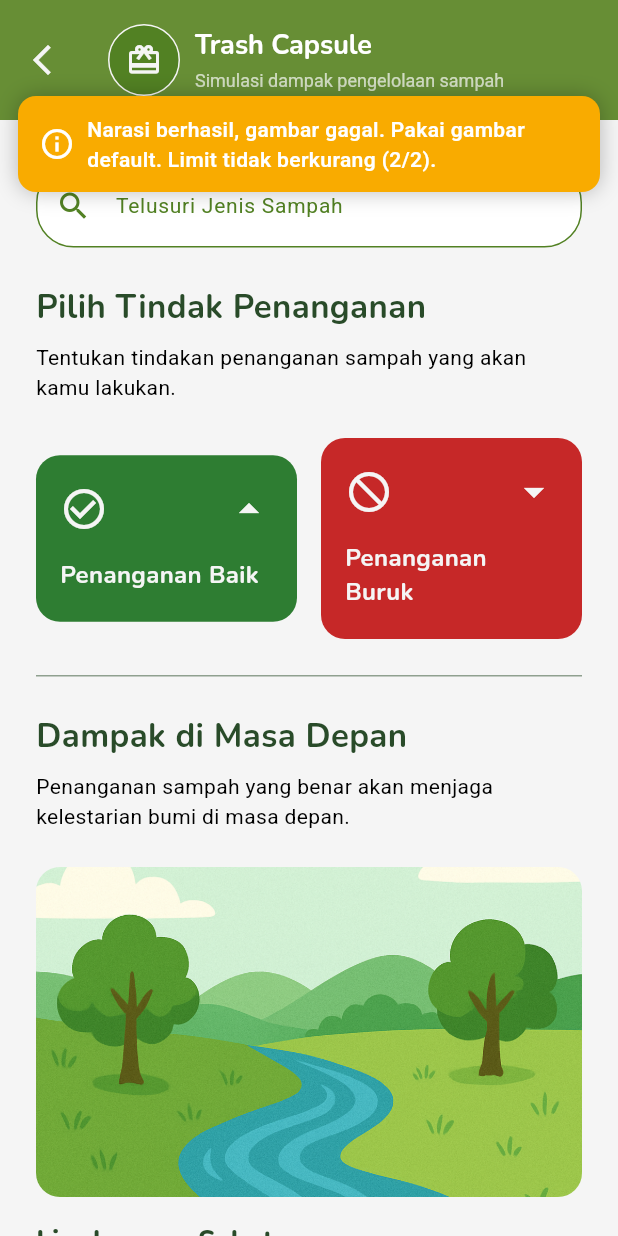
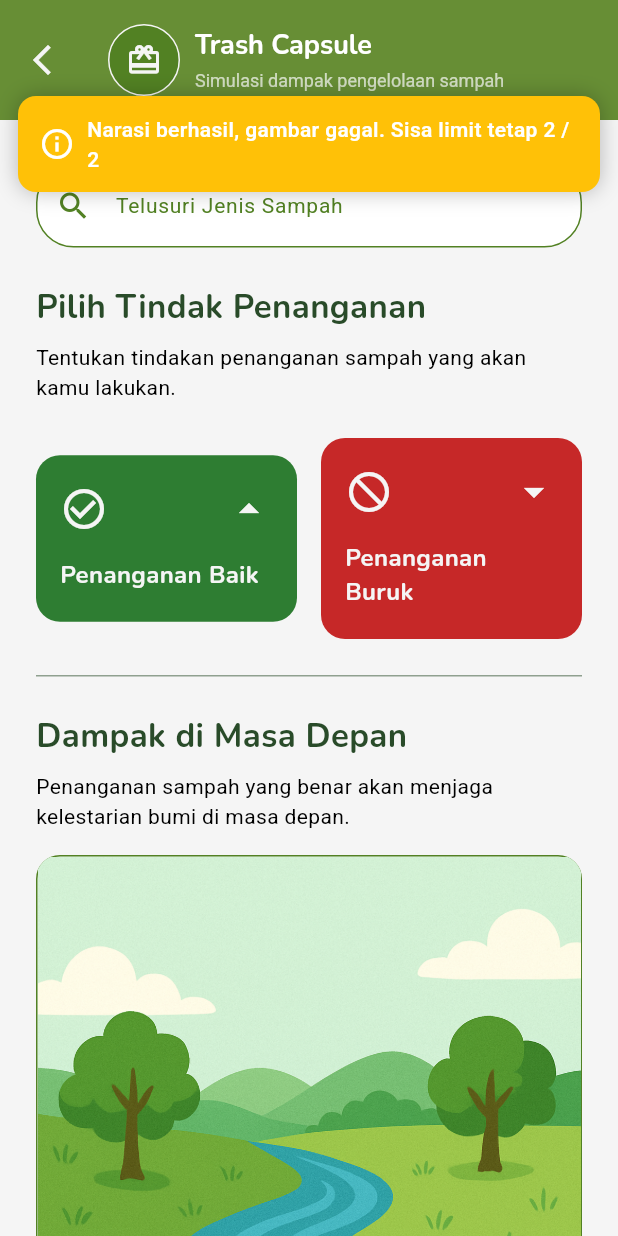
Before and after one commit to Monikahung/Trashvisor, a Flutter app: the TrueTrashCapsule screen opened directly with empty values, on a phone screen of 412 x 824 dp. Run offline on Flutter 3.47's test engine with Material 3 defaults, Android fonts, the phone set to English and light mode, and no system bars; our stand-ins replace camera, dio, flutter_dotenv, flutter_markdown, geolocator, google_maps_flutter and 3 more; missing offline and left inert: flutter_polyline_points; accounts and stored records are empty.

Commit message:
Update All of this shit, capsule_cache, capsule_service, capsule.dart, false_capsule, and true_capsule.dart

```diff
--- /dev/null
+++ b/lib/pages/trashcapsule/capsule_cache.dart
@@ -0,0 +1,36 @@
+/// ===================================================================
+/// CapsuleCache — cache ringan di memori aplikasi
+/// -------------------------------------------------------------------
+/// - Kunci: "<wasteLower>|<scenarioDb>" (contoh: "sampah plastik|BAIK").
+/// - Tujuan: mencegah panggilan ulang Edge Function saat user bolak-balik
+///   Baik <-> Buruk selama teks pencarian belum berubah.
+/// - Clear cache saat user mengubah isi search (lihat onChanged di UI).
+/// ===================================================================
+import 'capsule_models.dart';
+
+class CapsuleCache {
+  CapsuleCache._();
+  static final CapsuleCache instance = CapsuleCache._();
+
+  final Map<String, CapsuleResult> _mem = <String, CapsuleResult>{};
+
+  String _key(String waste, String scenarioDb) =>
+      '${waste.trim().toLowerCase()}|$scenarioDb';
+
+  CapsuleResult? get(String waste, String scenarioDb) {
+    return _mem[_key(waste, scenarioDb)];
+  }
+
+  void set(String waste, String scenarioDb, CapsuleResult result) {
+    _mem[_key(waste, scenarioDb)] = result;
+  }
+
+  // Bersihkan semua (dipanggil ketika user mengubah teks search).
+  void clear() => _mem.clear();
+
+  // Opsional: bersihkan cache untuk satu waste (jika perlu di masa depan).
+  void invalidateWaste(String waste) {
+    final k = waste.trim().toLowerCase();
+    _mem.removeWhere((key, _) => key.startsWith('$k|'));
+  }
+}
--- a/lib/pages/trashcapsule/capsule_service.dart
+++ b/lib/pages/trashcapsule/capsule_service.dart
@@ -1,90 +1,46 @@
+/// ===================================================================
+/// CapsuleService — IO ke Supabase Edge Function + Logging + Limit
+/// -------------------------------------------------------------------
+/// Perubahan penting:
+/// 1) AKTIFKAN CACHE: hasil generate disimpan di CapsuleCache,
+///    sehingga bolak-balik Baik/Buruk untuk waste yang sama
+///    TIDAK memicu request & log ulang.
+/// 2) DEDUP IN-FLIGHT: jika tombol ditekan berkali-kali sebelum respons
+///    datang, hanya 1 request yang benar-benar berjalan.
+/// 3) FALLBACK: hanya item[0] yang punya fallbackAsset untuk dipakai
+///    sebagai HEADER image; 3 kartu narasi di UI tidak pakai gambar.
+/// 4) LIMIT: tetap dihitung per distinct waste_type dengan success=true
+///    pada hari JKT (success=true = text && image berhasil).
+/// ===================================================================
 import 'dart:convert';
 import 'package:supabase_flutter/supabase_flutter.dart';
 import 'capsule_models.dart';
+import 'capsule_cache.dart';
 
-/// Ubah ke `null` jika ingin mematikan limit di sisi klien.
-/// Jika tidak null, dipakai untuk menampilkan "sisa limit" di toast.
-/// ------------------------------------------------------------------
-/// NOTE:
-/// - Yang dihitung: JENIS SAMPAH unik yang BERHASIL (success=true)
-///   pada hari ini (zona waktu Jakarta).
-/// - Dengan desain baru, `success=true` hanya jika
-///   textSuccess && imageSuccess (keduanya OK) sehingga
-///   **narasi saja tidak mengurangi limit**.
-/// ------------------------------------------------------------------
+/// Batas harian (hitung distinct waste_type dengan success=true pada hari JKT).
 const int kDailyLimit = 2;
 
-/// (Tetap) default, bila kamu nanti pakai generator gambar OpenAI.
-/// Untuk Gemini text-only saat ini tidak dipakai, tapi biarkan ada.
+/// Default image size (dipakai kalau nanti kamu aktifkan image generator).
 const String kDefaultImageSize = '1024x1024';
 
 class CapsuleService {
   final _client = Supabase.instance.client;
 
-  /// Hitung berapa JENIS SAMPAH unik yang sukses dibuat hari ini (zona WIB).
-  /// ----------------------------------------------------------------------
-  /// Prefer kolom `created_on_jkt` (stored, timezone Asia/Jakarta).
-  /// Jika di DB-mu kolom itu belum ada, fallback ke `created_at` UTC (approx).
-  Future<int> countDistinctSuccessToday() async {
-    final user = _client.auth.currentUser;
-    if (user == null) return 0;
+  /// Dedup: menyimpan request yang sedang berjalan per key "<waste>|<scenario>"
+  /// agar jika user menekan tombol berkali-kali, hanya 1 panggilan yang jalan.
+  final Map<String, Future<CapsuleResult>> _inflight =
+      <String, Future<CapsuleResult>>{};
 
-    try {
-      final rows = await _client
-          .from('simulation_logs')
-          .select('waste_type')
-          .eq('user_id', user.id)
-          .eq('success', true)
-          .eq('created_on_jkt', _todayJakarta())
-          .limit(1000);
-      final set = <String>{};
-      for (final r in rows as List) {
-        final wt = (r['waste_type'] as String?)?.trim();
-        if (wt != null && wt.isNotEmpty) set.add(wt.toLowerCase());
-      }
-      return set.length;
-    } catch (_) {
-      // Fallback: pakai created_at hari UTC (approx)
-      final nowUtc = DateTime.now().toUtc();
-      final start =
-          DateTime.utc(nowUtc.year, nowUtc.month, nowUtc.day).toIso8601String();
-      final rows = await _client
-          .from('simulation_logs')
-          .select('waste_type')
-          .gte('created_at', start)
-          .eq('user_id', user.id)
-          .eq('success', true);
-      final set = <String>{};
-      for (final r in rows as List) {
-        final wt = (r['waste_type'] as String?)?.trim();
-        if (wt != null && wt.isNotEmpty) set.add(wt.toLowerCase());
-      }
-      return set.length;
-    }
-  }
-
-  /// Sisa limit hari ini (hanya hitung yang benar-benar success=true).
-  Future<int?> remainingLimit() async {
-    final used = await countDistinctSuccessToday();
-    return (kDailyLimit - used).clamp(0, kDailyLimit);
-  }
-
-  /// Panggil Edge Function. Jika gagal total → fallback asset lokal.
-  /// ----------------------------------------------------------------------
-  /// Alur:
-  /// 1) Validasi input kosong → langsung fallback lokal (guard).
-  /// 2) Invoke edge function 'capsule-generate'.
-  /// 3) Parse hasil:
-  ///    - Jika ITEMS ADA (narasi berhasil) → gunakan items tsb,
-  ///      walaupun success=false (gambar gagal). Limit tidak berkurang.
-  ///    - Jika ITEMS KOSONG → pakai fallback lokal.
-  /// 4) Catat log ke tabel `simulation_logs` (best-effort).
+  // -------------------------
+  // === PUBLIC: GENERATE  ===
+  // -------------------------
   Future<CapsuleResult> generate({
     required String wasteType,
     required CapsuleScenario scenario,
   }) async {
     final wt = wasteType.trim();
     if (wt.isEmpty) {
+      // Guard kosong → langsung fallback lokal (tidak log ke DB).
       return CapsuleResult(
         items: _fallbackItems(wt, scenario),
         seed: 'local-empty',
@@ -93,49 +49,71 @@ class CapsuleService {
       );
     }
 
+    final key = _key(wt, scenario);
+
+    // 1) Cek cache memori: jika ada → langsung pakai (NO log, NO request).
+    final cached = CapsuleCache.instance.get(wt, scenario.db);
+    if (cached != null) return cached;
+
+    // 2) Cek in-flight: kalau sudah ada request yang sama → tunggu hasilnya.
+    final inflight = _inflight[key];
+    if (inflight != null) return await inflight;
+
+    // 3) Tidak ada cache & tidak ada in-flight → lakukan panggilan (sekali).
+    final future = _doGenerate(wt, scenario);
+    _inflight[key] = future;
+
     try {
-      int? remaining;
-      remaining = await remainingLimit();
+      final result = await future;
+      // Simpan ke cache supaya bolak-balik Baik/Buruk (untuk waste yang sama)
+      // tidak memicu request/log ulang selama user belum mengganti search.
+      CapsuleCache.instance.set(wt, scenario.db, result);
+      return result;
+    } finally {
+      _inflight.remove(key);
+    }
+  }
+
+  // -------------------------
+  // === PRIVATE: CORE IO  ===
+  // -------------------------
+  /// Panggil Edge Function + fallback + logging (dipanggil sekali per kombinasi).
+  Future<CapsuleResult> _doGenerate(String wt, CapsuleScenario scenario) async {
+    try {
+      // Hitung sisa limit hanya untuk informasi di toast (tidak memblokir).
+      final remaining = await remainingLimit();
 
       final res = await _client.functions.invoke(
         'capsule-generate',
         body: {
           'waste_type': wt,
           'scenario': scenario.wire, // 'good' | 'bad'
-          // 'image_size': kDefaultImageSize, // tidak dipakai Gemini text
           if (remaining != null) 'client_remaining': remaining,
+          // 'image_size': kDefaultImageSize, // aktifkan kalau generator gambar dipakai
         },
       );
 
-      // Edge Function balikin JSON
+      // Edge Function mengembalikan JSON: parse aman.
       final data = res.data;
-      final map = (data is Map<String, dynamic>)
-          ? data
-          : json.decode(data as String);
-
+      final map = (data is Map<String, dynamic>) ? data : json.decode(data as String);
       final parsed = CapsuleResult.fromJson(map);
 
-      // 🔴 Perubahan penting:
-      // - Jika server mengembalikan items (narasi berhasil), pakai items tsb
-      //   meskipun success=false (gambar gagal). Dengan begitu UI tetap
-      //   menampilkan narasi hasil AI, dan limit tidak berkurang
-      //   karena success=false.
-      // - Jika items kosong → fallback lokal.
-      final bool hasText = parsed.items.isNotEmpty;
+      // Jika text berhasil (items non-empty) → pakai hasil server walau success=false.
+      // Jika items kosong → pakai fallback lokal.
+      final hasText = parsed.items.isNotEmpty;
       final result = hasText
           ? parsed
           : CapsuleResult(
               items: _fallbackItems(wt, scenario),
               seed: parsed.seed.isNotEmpty ? parsed.seed : 'edge-empty',
               success: false,
-              errorMessage:
-                  parsed.errorMessage ?? 'edge returned empty/failed',
+              errorMessage: parsed.errorMessage ?? 'edge returned empty/failed',
             );
 
-      await _safeLogSimulation(wt, scenario, result);
+      await _safeLogSimulation(wt, scenario, result); // log SEKALI di sini
       return result;
     } catch (e) {
-      // Jika call function melempar exception → fallback lokal
+      // Exception jaringan/edge → fallback lokal + log.
       final items = _fallbackItems(wt, scenario);
       final result = CapsuleResult(
         items: items,
@@ -148,7 +126,56 @@ class CapsuleService {
     }
   }
 
-  // ============ Helpers ============
+  String _key(String wasteType, CapsuleScenario scenario) =>
+      '${wasteType.trim().toLowerCase()}|${scenario.db}';
+
+  // -------------------------
+  // === LIMIT & LOGGING   ===
+  // -------------------------
+  Future<int> countDistinctSuccessToday() async {
+    final user = _client.auth.currentUser;
+    if (user == null) return 0;
+
+    try {
+      final rows = await _client
+          .from('simulation_logs')
+          .select('waste_type')
+          .eq('user_id', user.id)
+          .eq('success', true) // ⚠️ success=true artinya: text && image OK
+          .eq('created_on_jkt', _todayJakarta())
+          .limit(1000);
+
+      final set = <String>{};
+      for (final r in rows as List) {
+        final wt = (r['waste_type'] as String?)?.trim();
+        if (wt != null && wt.isNotEmpty) set.add(wt.toLowerCase());
+      }
+      return set.length;
+    } catch (_) {
+      // Fallback approx (UTC)
+      final nowUtc = DateTime.now().toUtc();
+      final start =
+          DateTime.utc(nowUtc.year, nowUtc.month, nowUtc.day).toIso8601String();
+      final rows = await _client
+          .from('simulation_logs')
+          .select('waste_type')
+          .gte('created_at', start)
+          .eq('user_id', user.id)
+          .eq('success', true);
+
+      final set = <String>{};
+      for (final r in rows as List) {
+        final wt = (r['waste_type'] as String?)?.trim();
+        if (wt != null && wt.isNotEmpty) set.add(wt.toLowerCase());
+      }
+      return set.length;
+    }
+  }
+
+  Future<int?> remainingLimit() async {
+    final used = await countDistinctSuccessToday();
+    return (kDailyLimit - used).clamp(0, kDailyLimit);
+  }
 
   Future<void> _safeLogSimulation(
     String wasteType,
@@ -162,40 +189,41 @@ class CapsuleService {
     }
   }
 
-  /// Insert log ke tabel `simulation_logs`.
-  /// Kolom yang dicatat:
-  /// - user_id, waste_type, scenario ('BAIK'/'BURUK')
-  /// - image_urls (imageUrl atau fallbackAsset), texts (title+desc)
-  /// - seed, success, error_message
   Future<void> _logSimulation(
-      String wasteType, CapsuleScenario scenario, CapsuleResult result) async {
+    String wasteType,
+    CapsuleScenario scenario,
+    CapsuleResult result,
+  ) async {
     final user = _client.auth.currentUser;
     if (user == null) return;
 
-    final imageUrls = result.items
-        .map((e) => e.imageUrl ?? e.fallbackAsset ?? '')
-        .toList();
+    final imageUrls =
+        result.items.map((e) => e.imageUrl ?? e.fallbackAsset ?? '').toList();
     final texts =
         result.items.map((e) => '${e.title}: ${e.description}').toList();
 
     await _client.from('simulation_logs').insert({
       'user_id': user.id,
       'waste_type': wasteType,
-      'scenario': scenario.db,
+      'scenario': scenario.db, // 'BAIK' | 'BURUK'
       'image_urls': imageUrls,
       'texts': texts,
       'seed': result.seed,
-      'success': result.success,
+      'success': result.success, // true kalau text && image sukses
       if (result.errorMessage != null) 'error_message': result.errorMessage,
     });
   }
 
-  /// Paket fallback 3 judul (pakai aset lokal) — aman dipakai saat gagal.
+  // -------------------------
+  // === FALLBACK NARASI   ===
+  // -------------------------
   List<CapsuleItem> _fallbackItems(String wasteType, CapsuleScenario scenario) {
     final w = wasteType.isEmpty ? 'sampah' : wasteType.toLowerCase();
     final good = scenario == CapsuleScenario.good;
-    final prefix =
-        good ? 'assets/images/true_capsule' : 'assets/images/false_capsule';
+
+    // Hanya header (item[0]) yang punya fallbackAsset → dipakai SquareHeaderImage
+    final header =
+        good ? 'assets/images/true_capsule.png' : 'assets/images/false_capsule.png';
 
     if (good) {
       return [
@@ -203,19 +231,16 @@ class CapsuleService {
           title: 'Lingkungan Sehat',
           description:
               'Pengelolaan $w yang benar menjaga sungai, laut, dan tanah tetap bersih.',
-          fallbackAsset: '$prefix.png',
+          fallbackAsset: header,
         ),
         CapsuleItem(
           title: 'Udara Bersih',
-          description:
-              'Polusi berkurang karena $w tidak dibakar sembarangan.',
-          fallbackAsset: '${prefix}_2.png',
+          description: 'Polusi berkurang karena $w tidak dibakar sembarangan.',
         ),
         CapsuleItem(
           title: 'Sumber Terjaga',
           description:
               'Pemilahan & daur ulang $w membantu melestarikan sumber daya alam.',
-          fallbackAsset: '${prefix}_3.png',
         ),
       ];
     } else {
@@ -223,18 +248,16 @@ class CapsuleService {
         CapsuleItem(
           title: 'Lingkungan Rusak',
           description: '$w yang tercecer mencemari sungai, laut, dan tanah.',
-          fallbackAsset: '$prefix.png',
+          fallbackAsset: header,
         ),
         CapsuleItem(
           title: 'Udara Tercemar',
           description: 'Pembakaran $w menghasilkan asap berbahaya.',
-          fallbackAsset: '${prefix}_2.png',
         ),
         CapsuleItem(
           title: 'Sumber Habis',
           description:
               'Produksi $w baru tanpa daur ulang menguras sumber daya alam.',
-          fallbackAsset: '${prefix}_3.png',
         ),
       ];
     }
--- a/lib/pages/trashcapsule/true_capsule.dart
+++ b/lib/pages/trashcapsule/true_capsule.dart
@@ -7,6 +7,7 @@ import 'package:camera/camera.dart';
 
 import 'capsule_models.dart';
 import 'capsule_service.dart';
+import 'capsule_cache.dart'; // 🔹 clear cache saat search berubah
 
 class TrueTrashCapsule extends StatefulWidget {
   final List<CameraDescription> cameras;
@@ -39,108 +40,114 @@ class _TrueTrashCapsuleState extends State<TrueTrashCapsule> {
       _loading = false;
     });
 
-    // ===== Notifikasi kaya (3 cabang) =====
-    final textOk = res.textSuccess ?? (res.items.isNotEmpty);
-    final imgOk  = res.imageSuccess ?? false;
+    // ========= TOAST: info keberhasilan =========
+    final List<CapsuleItem> items = _result?.items ?? const <CapsuleItem>[];
+    final bool hasImage =
+        items.any((e) => (e.imageUrl != null && e.imageUrl!.isNotEmpty));
 
-    if (textOk && imgOk) {
     final remain = await _service.remainingLimit();
     if (!mounted) return;
+
+    if (hasImage) {
       showTopToast(
         context,
-        message: 'Gambar & narasi berhasil. Sisa limit ${remain ?? '-'}${kDailyLimit != null ? '/$kDailyLimit' : ''}',
-        backgroundColor: const Color(0xFF34A853), // hijau
+        message:
+            'Berhasil! Gambar + narasi dibuat. Sisa limit ${remain ?? '-'} / $kDailyLimit',
+        backgroundColor: const Color(0xFF34A853),
         icon: Icons.check_circle_outline,
         extraTop: 52,
       );
-    } else if (textOk && !imgOk) {
-      final remain = await _service.remainingLimit();
-      if (!mounted) return;
+    } else if (items.isNotEmpty) {
       showTopToast(
         context,
-        message: 'Narasi berhasil, gambar gagal. Pakai gambar default. Limit tidak berkurang (${remain ?? '-'}${kDailyLimit != null ? '/$kDailyLimit' : ''}).',
-        backgroundColor: const Color(0xFFF9AB00), // kuning
+        message:
+            'Narasi berhasil, gambar gagal. Sisa limit tetap ${remain ?? '-'} / $kDailyLimit',
+        backgroundColor: const Color(0xFFFFC107),
         icon: Icons.info_outline,
         extraTop: 52,
       );
     } else {
       showTopToast(
         context,
-        message: 'Narasi gagal; menampilkan konten default. Limit tidak berkurang.',
-        backgroundColor: const Color(0xFFEA4335), // merah
+        message: 'Gagal membuat konten. Dipakai fallback.',
+        backgroundColor: const Color(0xFFEA4335),
         icon: Icons.error_outline,
         extraTop: 52,
       );
     }
   }
 
-  /// Bagian visual: 1 gambar besar (dari item pertama) + daftar 3 judul & narasi
-  Widget _storySection({
-    required List<CapsuleItem> items,
-    required String fallbackAsset,
-  }) {
-    final first = items.isNotEmpty ? items.first : null;
-    final url = first?.imageUrl;
-    final hasUrl = url != null && url.isNotEmpty;
+/// ===============================
+/// HEADER: 1 gambar 1:1
+/// - Jika imageUrl ada -> pakai SquareHeaderImage (contain, no crop)
+/// - Jika fallback asset -> pakai BoxFit.cover (biar penuh, nggak aneh)
+/// ===============================
+Widget _headerImage() {
+  final String? url =
+      (_result?.items.isNotEmpty ?? false) ? _result!.items.first.imageUrl : null;
 
+  if (url != null && url.isNotEmpty) {
+    return SquareHeaderImage(
+      imageUrl: url,
+      fallbackAsset: 'assets/images/true_capsule.png',
+    );
+  }
+
+  // Fallback (default) -> full fit (cover)
   return Padding(
     padding: const EdgeInsets.symmetric(horizontal: 24.0),
-      child: Column(
-        crossAxisAlignment: CrossAxisAlignment.start,
-        children: [
-          // Gambar representatif (1 buah)
-          ClipRRect(
+    child: AspectRatio(
+      aspectRatio: 1, // kotak 1:1
+      child: Container(
+        decoration: BoxDecoration(
+          color: const Color(0xFFE8F5E9),
           borderRadius: BorderRadius.circular(16),
-            child: hasUrl
-                ? Image.network(
-                    url!,
-                    height: 220,
-                    width: double.infinity,
-                    fit: BoxFit.cover,
-                    errorBuilder: (_, __, ___) => Image.asset(
-                      fallbackAsset,
-                      height: 220,
-                      width: double.infinity,
-                      fit: BoxFit.cover,
+          border: Border.all(color: AppColors.fernGreen, width: 1),
         ),
-                  )
-                : Image.asset(
-                    fallbackAsset,
-                    height: 220,
-                    width: double.infinity,
-                    fit: BoxFit.cover,
+        clipBehavior: Clip.antiAlias,
+        child: Image.asset(
+          'assets/images/true_capsule.png',
+          fit: BoxFit.cover, // 🔸 penuhi kotak (boleh crop dikit)
         ),
       ),
-          const SizedBox(height: 16),
+    ),
+  );
+}
 
-          // 3 Judul + narasi (text only)
-          ...items.map((e) => Padding(
-                padding: const EdgeInsets.only(bottom: 16),
+
+  /// ===============================
+  /// Kartu narasi (TANPA gambar)
+  /// ===============================
+  Widget _narrativeCard(CapsuleItem item) {
+    return Container(
+      padding: const EdgeInsets.symmetric(horizontal: 20, vertical: 16),
+      margin: const EdgeInsets.only(bottom: 16),
+      decoration: BoxDecoration(
+        color: const Color(0xFFE8F5E9),
+        borderRadius: BorderRadius.circular(20),
+        border: Border.all(color: AppColors.fernGreen, width: 1),
+      ),
       child: Column(
         crossAxisAlignment: CrossAxisAlignment.start,
         children: [
           Text(
-                      e.title,
+            item.title,
             style: const TextStyle(
               fontSize: 18,
-                        fontWeight: FontWeight.w800,
+              fontWeight: FontWeight.bold,
               color: AppColors.darkMossGreen,
               fontFamily: 'Nunito',
             ),
           ),
           const SizedBox(height: 6),
           Text(
-                      e.description,
+            item.description,
             style: const TextStyle(
-                        fontSize: 15,
-                        height: 1.5,
-                        color: Colors.black87,
+              fontSize: 14,
+              color: Colors.black,
               fontFamily: 'Roboto',
             ),
           ),
-                  ],
-                ),
-              )),
         ],
       ),
     );
@@ -153,30 +160,7 @@ class _TrueTrashCapsuleState extends State<TrueTrashCapsule> {
         ? 'Tentukan tindakan penanganan sampah yang akan kamu lakukan.'
         : 'Tentukan tindakan penanganan sampah yang akan kamu lakukan terhadap "$waste".';
 
-    // Data final yang akan ditampilkan:
-    final items = (_result?.items.isNotEmpty ?? false)
-        ? _result!.items
-        : <CapsuleItem>[
-            // fallback kalau kosong benar-benar
-            CapsuleItem(
-              title: 'Lingkungan Sehat',
-              description:
-                  'Pengelolaan ${waste.isEmpty ? 'sampah' : waste.toLowerCase()} yang benar menjaga sungai, laut, dan tanah tetap bersih.',
-              fallbackAsset: 'assets/images/true_capsule.png',
-            ),
-            CapsuleItem(
-              title: 'Udara Bersih',
-              description:
-                  'Polusi berkurang karena tidak ada pembakaran sembarangan.',
-              fallbackAsset: 'assets/images/true_capsule_2.png',
-            ),
-            CapsuleItem(
-              title: 'Sumber Terjaga',
-              description:
-                  'Pemilahan & daur ulang membantu melestarikan sumber daya alam.',
-              fallbackAsset: 'assets/images/true_capsule_3.png',
-            ),
-          ];
+    final List<CapsuleItem> items = _result?.items ?? const <CapsuleItem>[];
 
     return Scaffold(
       backgroundColor: AppColors.whiteSmoke,
@@ -189,9 +173,7 @@ class _TrueTrashCapsuleState extends State<TrueTrashCapsule> {
           onPressed: () {
             Navigator.push(
               context,
-              MaterialPageRoute(
-                builder: (context) => HomePage(cameras: widget.cameras),
-              ),
+              MaterialPageRoute(builder: (context) => HomePage(cameras: widget.cameras)),
             );
           },
         ),
@@ -313,14 +295,17 @@ class _TrueTrashCapsuleState extends State<TrueTrashCapsule> {
                         ),
                       ),
                     ),
-                    const SizedBox(height: 24),
+                    const SizedBox(height: 16),
 
-                    // ==== 1 gambar + 3 narasi ====
-                    _storySection(
-                      items: items,
-                      fallbackAsset: 'assets/images/true_capsule.png',
+                    // ======== 1) HEADER IMAGE: hanya satu gambar di atas ========
+                    _headerImage(),
+                    const SizedBox(height: 16),
+
+                    // ======== 2) TIGA NARASI: kartu teks tanpa gambar ========
+                    Padding(
+                      padding: const EdgeInsets.symmetric(horizontal: 24.0),
+                      child: Column(children: items.map(_narrativeCard).toList()),
                     ),
-
                     const SizedBox(height: 24),
                   ],
                 ),
@@ -330,7 +315,7 @@ class _TrueTrashCapsuleState extends State<TrueTrashCapsule> {
   }
 }
 
-/// Search bar (seed dari global agar teks persist)
+/// Search bar (seed dari global + clear cache saat berubah)
 class _SearchBarSection extends StatelessWidget {
   const _SearchBarSection();
 
@@ -347,7 +332,11 @@ class _SearchBarSection extends StatelessWidget {
         ),
         child: TextField(
           controller: controller,
-          onChanged: (v) => CapsuleGlobal.searchText = v,
+          onChanged: (v) {
+            // ⚠️ Penting: clear cache saat user mengubah search
+            CapsuleGlobal.searchText = v;
+            CapsuleCache.instance.clear();
+          },
           textInputAction: TextInputAction.search,
           decoration: const InputDecoration(
             hintText: 'Telusuri Jenis Sampah',
@@ -432,9 +421,7 @@ class _ActionButtonsSection extends StatelessWidget {
               onTap: () {
                 Navigator.push(
                   context,
-                  MaterialPageRoute(
-                    builder: (context) => TrashCapsulePage(cameras: cameras),
-                  ),
+                  MaterialPageRoute(builder: (context) => TrashCapsulePage(cameras: cameras)),
                 );
               },
             ),
```
Also changed, not shown: lib/pages/trashcapsule/capsule.dart (+60 -25 lines), lib/pages/trashcapsule/false_capsule.dart (+73 -87 lines). Lines whose indentation alone changed are shown as unchanged.
